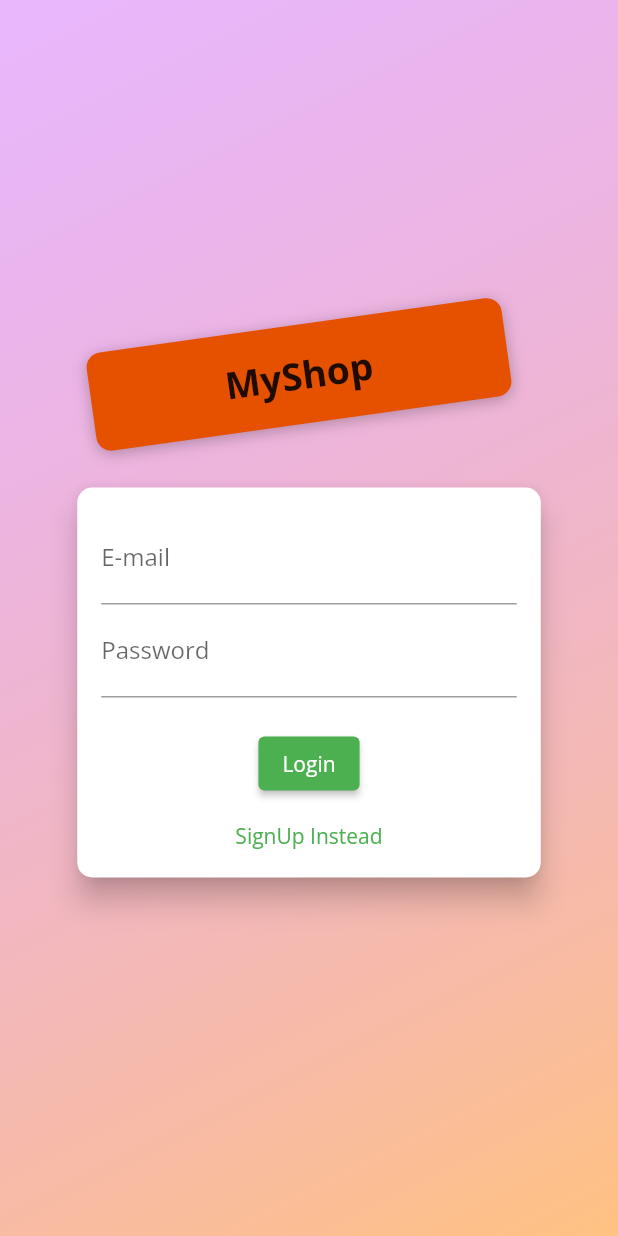
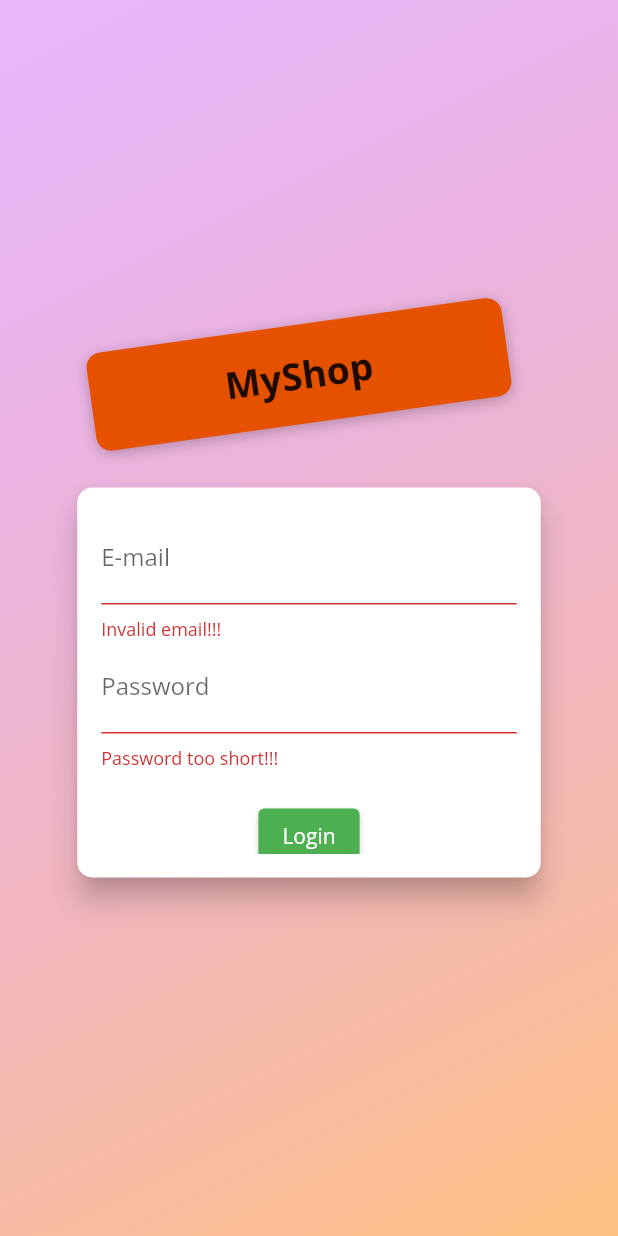
Before and after one commit to rafliandreansyah/shop_app, a Flutter app: the screen it shows after launch, after a tap on "Login", on a phone screen of 412 x 824 dp. Run offline on Flutter 3.47's test engine with Material 2 defaults, Android fonts, the phone set to English and light mode, and no system bars; network calls fail.

```diff
--- a/lib/main.dart
+++ b/lib/main.dart
@@ -12,6 +12,7 @@ import './screens/auth_screen.dart';
 import 'providers/products.dart';
 import 'providers/cart.dart';
 import 'providers/orders.dart';
+import 'providers/auth.dart';
 
 void main() {
   runApp(const MyApp());
@@ -26,23 +27,33 @@ class MyApp extends StatelessWidget {
     return MultiProvider(
       providers: [
         ChangeNotifierProvider(
-          create: (ctx) => Products(),
+          create: (ctx) => Auth(),
         ),
+        ChangeNotifierProxyProvider<Auth, Products>(
+            create: (ctx) => Products(null, []),
+            update: (ctx, auth, oldProducts) => Products(
+                auth.token, oldProducts == null ? [] : oldProducts.items)),
         ChangeNotifierProvider(
           create: (ctx) => Cart(),
         ),
-        ChangeNotifierProvider(
-          create: (ctx) => Orders(),
+        ChangeNotifierProxyProvider<Auth, Orders>(
+          create: (ctx) => Orders(
+            null,
+            [],
+          ),
+          update: (ctx, auth, previousOrder) => Orders(
+              auth.token, previousOrder == null ? [] : previousOrder.items),
         ),
       ],
-      child: MaterialApp(
+      child: Consumer<Auth>(
+        builder: (ctxx, authData, _) => MaterialApp(
           title: 'Shop App',
           theme: ThemeData(
             primarySwatch: Colors.green,
             accentColor: Colors.amber,
             fontFamily: 'OpenSans',
           ),
-        home: AuthScreen(),
+          home: authData.isAuth ? ProductOverviewScreen() : AuthScreen(),
           routes: {
             ProductDetailScreen.routeName: (ctx) => ProductDetailScreen(),
             CartScreen.routeName: (ctx) => CartScreen(),
@@ -51,6 +62,7 @@ class MyApp extends StatelessWidget {
             EditProductScreen.routeName: (ctx) => EditProductScreen(),
           },
         ),
+      ),
     );
   }
 }
--- /dev/null
+++ b/lib/providers/auth.dart
@@ -0,0 +1,64 @@
+import 'dart:convert';
+import 'package:flutter/material.dart';
+
+import 'package:http/http.dart' as http;
+import '../models/http_exception.dart';
+
+class Auth with ChangeNotifier {
+  String _API_KEY = 'AIzaSyDOt1-qDTdlhdKGnr6h9xTi3D4B-_j1Z08';
+  String? _token;
+  String? _userId;
+  DateTime? _expiredDate;
+
+  bool get isAuth {
+    return token != null;
+  }
+
+  String? get token {
+    if (_expiredDate != null &&
+        _expiredDate!.isAfter(DateTime.now()) &&
+        _token != null) {
+      return _token;
+    }
+    return null;
+  }
+
+  Future<void> _authentication(
+      String email, String password, String urlSegment) async {
+    final url = Uri.parse(
+        'https://identitytoolkit.googleapis.com/v1/accounts:$urlSegment?key=$_API_KEY');
+    try {
+      final response = await http.post(
+        url,
+        body: json.encode(
+          {
+            'email': email,
+            'password': password,
+            'returnSecureToken': true,
+          },
+        ),
+      );
+      final responseData = json.decode(response.body);
+
+      if (responseData['error'] != null) {
+        final responseErrorMessage = responseData['error']['message'];
+        throw HttpException(responseErrorMessage);
+      }
+      _token = responseData['idToken'];
+      _userId = responseData['localId'];
+      _expiredDate = DateTime.now()
+          .add(Duration(seconds: int.parse(responseData['expiresIn'])));
+      notifyListeners();
+    } catch (onError) {
+      throw onError;
+    }
+  }
+
+  Future<void> signUp(String email, String password) async {
+    return _authentication(email, password, 'signUp');
+  }
+
+  Future<void> login(String email, String password) async {
+    return _authentication(email, password, 'signInWithPassword');
+  }
+}
--- a/lib/providers/orders.dart
+++ b/lib/providers/orders.dart
@@ -21,9 +21,13 @@ class Orders with ChangeNotifier {
     return [..._items];
   }
 
+  var authToken;
+
+  Orders(this.authToken, this._items);
+
   Future<void> fetchAndSetOrders() async {
     final url = Uri.parse(
-        'https://flutter-shopapp-2f3cb-default-rtdb.asia-southeast1.firebasedatabase.app/orders.json');
+        'https://flutter-shopapp-2f3cb-default-rtdb.asia-southeast1.firebasedatabase.app/orders.json?auth=$authToken');
     final response = await http.get(url);
     final List<OrderItem> orders = [];
     final extractOrder = json.decode(response.body) as Map<String, dynamic>;
@@ -53,7 +57,7 @@ class Orders with ChangeNotifier {
 
   Future<void> addOrder(List<CartItem> products, double price) async {
     final url = Uri.parse(
-        'https://flutter-shopapp-2f3cb-default-rtdb.asia-southeast1.firebasedatabase.app/orders.json');
+        'https://flutter-shopapp-2f3cb-default-rtdb.asia-southeast1.firebasedatabase.app/orders.json?auth=$authToken');
     final timeStamp = DateTime.now();
     try {
       final response = await http.post(
--- a/lib/providers/product.dart
+++ b/lib/providers/product.dart
@@ -22,10 +22,10 @@ class Product with ChangeNotifier {
     this.isFavorite = false,
   });
 
-  Future<void> toggleFavorite() async {
+  Future<void> toggleFavorite(String token) async {
     final oldStateFavorite = isFavorite;
     final url = Uri.parse(
-        'https://flutter-shopapp-2f3cb-default-rtdb.asia-southeast1.firebasedatabase.app/products/$id');
+        'https://flutter-shopapp-2f3cb-default-rtdb.asia-southeast1.firebasedatabase.app/products/$id.json?auth=$token');
     isFavorite = !isFavorite;
     notifyListeners();
 
--- a/lib/screens/auth_screen.dart
+++ b/lib/screens/auth_screen.dart
@@ -1,6 +1,11 @@
 import 'dart:math';
 
 import 'package:flutter/material.dart';
+import 'package:provider/provider.dart';
+
+import '../providers/auth.dart';
+
+import '../models/http_exception.dart';
 
 enum AuthMode { Login, Signup }
 
@@ -105,6 +110,22 @@ class _AuthCardState extends State<AuthCard> {
   var _isLoading = false;
   final _passwordController = TextEditingController();
 
+  void _showDialogError(String message) {
+    showDialog(
+        context: context,
+        builder: (ctx) {
+          return AlertDialog(
+            title: const Text('An Accoured Error!'),
+            content: Text(message),
+            actions: [
+              TextButton(
+                  onPressed: () => Navigator.of(ctx).pop(),
+                  child: const Text('Okay'))
+            ],
+          );
+        });
+  }
+
   void _switchAuthMode() {
     if (_authMode == AuthMode.Signup) {
       setState(() {
@@ -117,18 +138,44 @@ class _AuthCardState extends State<AuthCard> {
     }
   }
 
-  void _submit() {
+  Future<void> _submit() async {
     if (!_formKey.currentState!.validate()) {
       return;
     }
+    _formKey.currentState!.save();
     setState(() {
       _isLoading = true;
     });
 
-    if (_authMode == AuthMode.Login) {
-      // Login
-    } else {
-      // Signup
+    try {
+      if (_authMode == AuthMode.Login) {
+        await Provider.of<Auth>(context, listen: false)
+            .login(_authForm['email']!, _authForm['password']!);
+      } else {
+        await Provider.of<Auth>(context, listen: false)
+            .signUp(_authForm['email']!, _authForm['password']!);
+      }
+    } on HttpException catch (error) {
+      String errorFlag = error.message;
+      String errorMessage = 'Something missing';
+      if (errorFlag.contains('EMAIL_EXISTS')) {
+        errorMessage = 'The email address is already in use by another account';
+      } else if (errorFlag.contains('OPERATION_NOT_ALLOWED')) {
+        errorMessage = 'Login disable, please contact the admin!';
+      } else if (errorFlag.contains('TOO_MANY_ATTEMPTS_TRY_LATER')) {
+        errorMessage = 'Request account blocked!';
+      } else if (errorFlag.contains('EMAIL_NOT_FOUND')) {
+        errorMessage =
+            'There is no user record corresponding to this identifier email!';
+      } else if (errorFlag.contains('INVALID_PASSWORD')) {
+        errorMessage = 'Invalid password, please try again';
+      } else if (errorFlag.contains('USER_DISABLED')) {
+        errorMessage = 'User is disabled, please contact the admin!';
+      }
+
+      _showDialogError(errorMessage);
+    } catch (error) {
+      _showDialogError('Not authenticated, please try again!');
     }
 
     setState(() {
@@ -187,6 +234,7 @@ class _AuthCardState extends State<AuthCard> {
                 if (_authMode == AuthMode.Signup)
                   TextFormField(
                     enabled: _authMode == AuthMode.Signup,
+                    obscureText: true,
                     decoration:
                         const InputDecoration(labelText: 'Confirm Password'),
                     validator: _authMode == AuthMode.Signup
@@ -205,7 +253,7 @@ class _AuthCardState extends State<AuthCard> {
                   const CircularProgressIndicator()
                 else
                   ElevatedButton(
-                    onPressed: () {},
+                    onPressed: () async => _submit(),
                     child: Text(
                       _authMode == AuthMode.Login ? 'Login' : 'Sign Up',
                       style: const TextStyle(
--- a/lib/widgets/product_item.dart
+++ b/lib/widgets/product_item.dart
@@ -1,4 +1,5 @@
 import 'package:flutter/material.dart';
+import 'package:shop_app/providers/auth.dart';
 import 'package:shop_app/screens/product_detail_screen.dart';
 import 'package:provider/provider.dart';
 
@@ -10,6 +11,7 @@ class ProductItem extends StatelessWidget {
   Widget build(BuildContext context) {
     final product = Provider.of<Product>(context, listen: false);
     final cart = Provider.of<Cart>(context, listen: false);
+    final auth = Provider.of<Auth>(context, listen: false);
     var scaffold = ScaffoldMessenger.of(context);
     print('Rebuild');
     return ClipRRect(
@@ -29,7 +31,7 @@ class ProductItem extends StatelessWidget {
             builder: (context, product, _) => IconButton(
               onPressed: () async {
                 try {
-                  await product.toggleFavorite();
+                  await product.toggleFavorite(auth.token ?? '');
                 } catch (onError) {
                   scaffold.showSnackBar(
                     SnackBar(
```
Also changed, not shown: lib/providers/products.dart (+9 -4 lines), pubspec.lock. Lines whose indentation alone changed are shown as unchanged.
